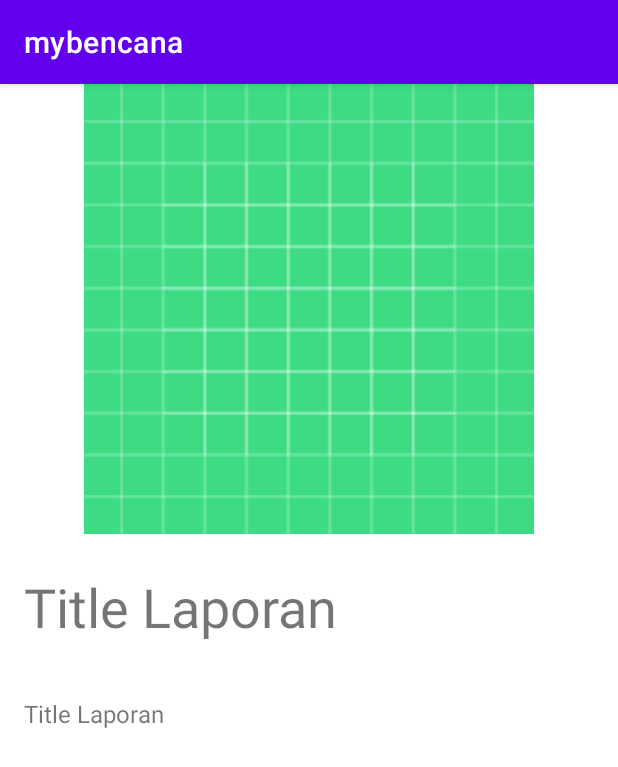
After one commit to bismastr/mybencana, an Android app: the DetailActivity screen opened directly, with no data from a screen before it, on a phone screen of 412 x 824 dp. The commit adds this screen. Shown: the top 767 px of the screen. Run offline under Robolectric (Android 15) with nearby library versions, the phone set to English and light mode, and no system bars; our stand-ins replace Firebase (no records; nobody signed in at launch, a user with empty details on screens opened directly); Roboto replaces fonts that are not available here; 3 statements that could not run were skipped.

Commit message:
add detail activity

```diff
--- a/app/build.gradle
+++ b/app/build.gradle
@@ -37,6 +37,9 @@ android {
 }
 
 dependencies {
+    //glide
+    implementation 'com.github.bumptech.glide:glide:4.13.0'
+    annotationProcessor 'com.github.bumptech.glide:compiler:4.13.0'
     //firebase
     implementation platform('com.google.firebase:firebase-bom:29.1.0')
     implementation 'com.google.firebase:firebase-analytics-ktx'
--- /dev/null
+++ b/app/src/main/java/com/bismastr/mybencana/DetailActivity.kt
@@ -0,0 +1,63 @@
+package com.bismastr.mybencana
+
+import android.content.ContentValues.TAG
+import androidx.appcompat.app.AppCompatActivity
+import android.os.Bundle
+import android.util.Log
+import com.bismastr.mybencana.databinding.ActivityDetailBinding
+import com.bumptech.glide.Glide
+import com.google.firebase.firestore.ktx.firestore
+import com.google.firebase.ktx.Firebase
+import com.google.firebase.storage.FirebaseStorage
+import java.io.File
+
+class DetailActivity : AppCompatActivity() {
+
+    private lateinit var  binding: ActivityDetailBinding
+    private lateinit var markerId: String
+
+    override fun onCreate(savedInstanceState: Bundle?) {
+        super.onCreate(savedInstanceState)
+        binding = ActivityDetailBinding.inflate(layoutInflater)
+        setContentView(binding.root)
+
+        markerId = intent.getStringExtra("EXTRA_MARKER_ID").toString()
+
+        getData()
+    }
+
+    private fun getData(){
+        val db = Firebase.firestore
+        val docRef =  db.collection("laporan").document(markerId)
+        docRef
+            .get()
+            .addOnSuccessListener { document ->
+                Log.d("MARKERID", markerId)
+                    Log.d("MARKER", "${document.id} => ${document.data}")
+                val deskripsi = document.get("deskripsi").toString()
+                val title = document.get("title").toString()
+                val foto = document.get("foto").toString()
+                setData(deskripsi, title, foto)
+            }
+            .addOnFailureListener { exception ->
+                Log.w("MARKER", "Error getting documents.", exception)
+            }
+    }
+
+    private fun setData(deskripsi: String, title: String, foto: String) {
+        binding.tvDeskripsi.text = deskripsi
+        binding.tvTitle.text = title
+        val storage = FirebaseStorage.getInstance()
+        val storageRef = storage.reference
+        val pathReference = storageRef.child(foto)
+        val localFile = File.createTempFile("images", "jpeg")
+        pathReference.getFile(localFile)
+            .addOnSuccessListener {
+                Glide.with(applicationContext)
+                    .load(localFile)
+                    .fitCenter()
+                    .into(binding.imgGambarLaporan)
+            }
+
+    }
+}
--- a/app/src/main/java/com/bismastr/mybencana/MapsActivity.kt
+++ b/app/src/main/java/com/bismastr/mybencana/MapsActivity.kt
@@ -89,6 +89,9 @@ class MapsActivity : AppCompatActivity(), OnMapReadyCallback {
         map.setOnMarkerClickListener {
             val pos = mHashMarker[it]
             Log.d("MARKER", pos+"")
+            val intent = Intent(this, DetailActivity::class.java)
+            intent.putExtra("EXTRA_MARKER_ID", pos)
+            startActivity(intent)
             false
         }
     }
--- /dev/null
+++ b/app/src/main/res/layout/activity_detail.xml
@@ -0,0 +1,40 @@
+<?xml version="1.0" encoding="utf-8"?>
+<androidx.constraintlayout.widget.ConstraintLayout xmlns:android="http://schemas.android.com/apk/res/android"
+    xmlns:app="http://schemas.android.com/apk/res-auto"
+    xmlns:tools="http://schemas.android.com/tools"
+    android:layout_width="match_parent"
+    android:layout_height="match_parent"
+    tools:context=".DetailActivity">
+
+    <ImageView
+        android:id="@+id/img_gambar_laporan"
+        android:layout_width="match_parent"
+        android:layout_height="300dp"
+        android:src="@drawable/ic_launcher_background"
+        app:layout_constraintEnd_toEndOf="parent"
+        app:layout_constraintStart_toStartOf="parent"
+        app:layout_constraintTop_toTopOf="parent" />
+
+    <TextView
+        android:id="@+id/tv_title"
+        android:layout_width="wrap_content"
+        android:layout_height="wrap_content"
+        android:layout_marginStart="16dp"
+        android:layout_marginTop="24dp"
+        android:text="Title Laporan"
+        android:textSize="36sp"
+        app:layout_constraintStart_toStartOf="parent"
+        app:layout_constraintTop_toBottomOf="@+id/img_gambar_laporan" />
+
+    <TextView
+        android:id="@+id/tv_deskripsi"
+        android:layout_width="wrap_content"
+        android:layout_height="wrap_content"
+        android:layout_marginStart="16dp"
+        android:layout_marginTop="36dp"
+        android:text="Title Laporan"
+        android:textSize="16sp"
+        app:layout_constraintStart_toStartOf="parent"
+        app:layout_constraintTop_toBottomOf="@+id/tv_title" />
+
+</androidx.constraintlayout.widget.ConstraintLayout>
```
Also changed, not shown: app/src/main/AndroidManifest.xml (+7 -3 lines), app/src/main/java/com/bismastr/mybencana/LaporActivity.kt (+7 -3 lines).
